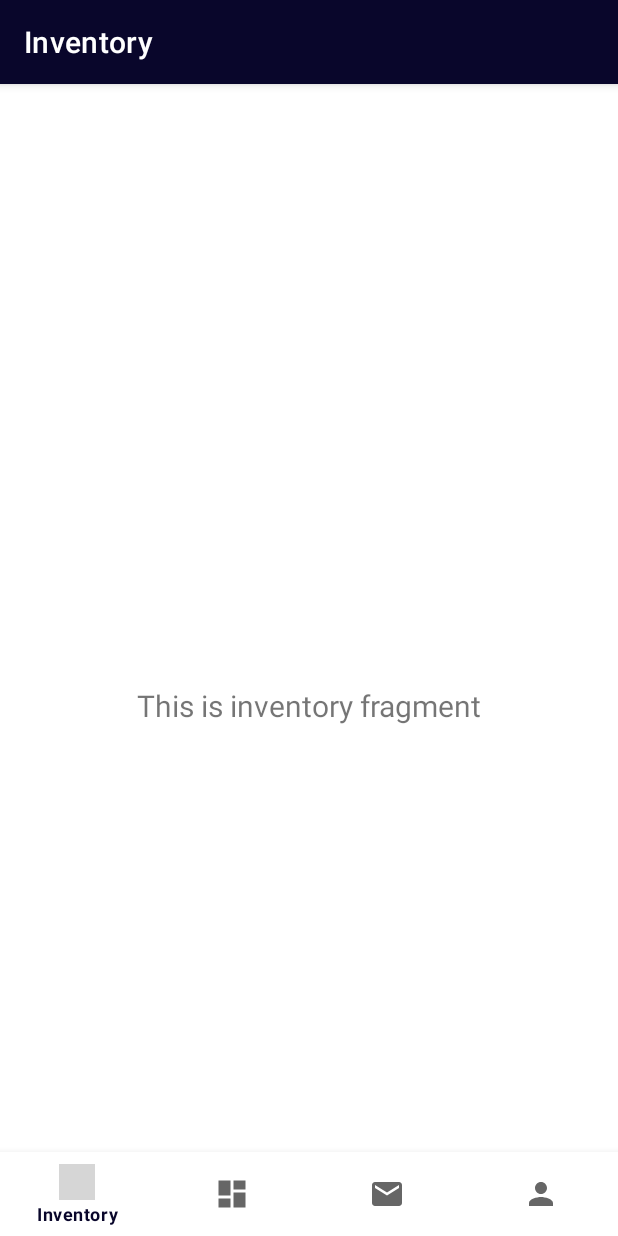
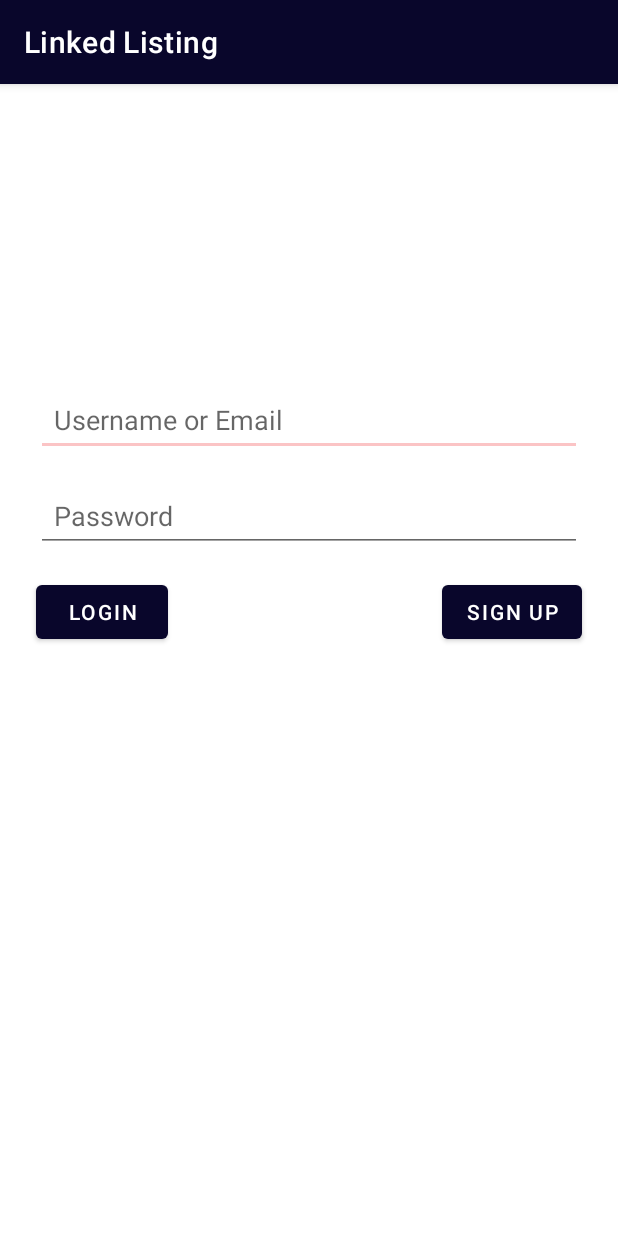
Before and after one commit to dylans1lk/LinkedListing, an Android app: the screen it shows after launch (MainActivity before the commit, SplashActivity after it), on a phone screen of 412 x 824 dp. Run offline under Robolectric (Android 15) with nearby library versions, the phone set to English and light mode, and no system bars; our stand-ins replace Firebase (no records; nobody signed in at launch, a user with empty details on screens opened directly); grey boxes are pictures that could not be loaded.

Commit message:
Adding username and refining login and signup

```diff
--- a/app/src/main/java/com/app/linkedlisting/SplashActivity.java
+++ b/app/src/main/java/com/app/linkedlisting/SplashActivity.java
@@ -2,36 +2,90 @@ package com.app.linkedlisting;
 
 import android.content.Intent;
 import android.os.Bundle;
-import android.os.Handler;
-
-import androidx.activity.EdgeToEdge;
+import android.view.View;
+import android.widget.Button;
+import android.widget.EditText;
+import android.widget.Toast;
+import androidx.annotation.NonNull;
 import androidx.appcompat.app.AppCompatActivity;
-import androidx.core.graphics.Insets;
-import androidx.core.view.ViewCompat;
-import androidx.core.view.WindowInsetsCompat;
+import com.google.android.gms.tasks.Task;
+import com.google.firebase.auth.AuthResult;
+import com.google.firebase.auth.FirebaseAuth;
+import com.google.firebase.auth.FirebaseAuthInvalidCredentialsException;
+import com.google.firebase.auth.FirebaseAuthInvalidUserException;
+import com.google.firebase.auth.FirebaseUser;
 
 public class SplashActivity extends AppCompatActivity {
+
+    private FirebaseAuth mAuth;
+    private EditText emailEditText, passwordEditText;
+    private Button loginButton, signupButton;
 
     @Override
     protected void onCreate(Bundle savedInstanceState) {
         super.onCreate(savedInstanceState);
-        EdgeToEdge.enable(this);
         setContentView(R.layout.activity_splash);
-        ViewCompat.setOnApplyWindowInsetsListener(findViewById(R.id.main), (v, insets) -> {
-            Insets systemBars = insets.getInsets(WindowInsetsCompat.Type.systemBars());
-            v.setPadding(systemBars.left, systemBars.top, systemBars.right, systemBars.bottom);
-            return insets;
+
+        mAuth = FirebaseAuth.getInstance();
+
+        emailEditText = findViewById(R.id.usernameOrEmailEditText);
+        passwordEditText = findViewById(R.id.passwordEditText);
+        loginButton = findViewById(R.id.loginButton);
+        signupButton = findViewById(R.id.signupButton);
+
+        loginButton.setOnClickListener(v -> loginUser());
+        signupButton.setOnClickListener(v -> {
+            // Navigate to SignUpActivity for new user registration
+            Intent signupIntent = new Intent(SplashActivity.this, SignUpActivity.class);
+            startActivity(signupIntent);
         });
 
-        // allows the splash screen to be displayed for a set amount of time
-        // (change delayMillis for longer or shorter duration)
-        Handler handler = new Handler();
-        handler.postDelayed(new Runnable() {
-            @Override
-            public void run() {
-                startActivity(new Intent(SplashActivity.this,MainActivity.class));
-                finish();
+        // Automatically attempt to log in if credentials are valid/saved
+        autoLogin();
+    }
+
+    private void autoLogin() {
+        FirebaseUser currentUser = mAuth.getCurrentUser();
+        if (currentUser != null) {
+            navigateToMainActivity();
+        }
+        // Else, stay on this activity for user to log in or sign up
+    }
+
+    private void loginUser() {
+        String email = emailEditText.getText().toString().trim();
+        String password = passwordEditText.getText().toString().trim();
+
+        if (email.isEmpty() || password.isEmpty()) {
+            Toast.makeText(this, "Please enter both email and password.", Toast.LENGTH_SHORT).show();
+            return;
+        }
+
+        mAuth.signInWithEmailAndPassword(email, password).addOnCompleteListener(this, task -> {
+            if (task.isSuccessful()) {
+                navigateToMainActivity();
+            } else {
+                // Improved error handling for specific auth failures
+                handleAuthFailure(task);
             }
-        }, 5000);
+        });
+    }
+
+    private void handleAuthFailure(@NonNull Task<AuthResult> task) {
+        String errorMessage = "Authentication failed."; // Default message
+
+        if (task.getException() instanceof FirebaseAuthInvalidCredentialsException) {
+            errorMessage = "Invalid password.";
+        } else if (task.getException() instanceof FirebaseAuthInvalidUserException) {
+            errorMessage = "Invalid email or user does not exist.";
+        }
+
+        Toast.makeText(SplashActivity.this, errorMessage, Toast.LENGTH_SHORT).show();
+    }
+
+    private void navigateToMainActivity() {
+        Intent mainIntent = new Intent(SplashActivity.this, MainActivity.class);
+        startActivity(mainIntent);
+        finish();
     }
 }
--- a/app/src/main/res/layout/activity_splash.xml
+++ b/app/src/main/res/layout/activity_splash.xml
@@ -1,21 +1,59 @@
 <?xml version="1.0" encoding="utf-8"?>
-<!-- Gets the splash background and adds a loading circle onto it -->
 <RelativeLayout xmlns:android="http://schemas.android.com/apk/res/android"
     xmlns:app="http://schemas.android.com/apk/res-auto"
     xmlns:tools="http://schemas.android.com/tools"
     android:id="@+id/main"
     android:layout_width="match_parent"
     android:layout_height="match_parent"
-    android:background="@drawable/ic_splash"
+
     tools:context=".SplashActivity">
 
-    <!-- Creates the loading circle -->
-    <ProgressBar
-        android:layout_width="80dp"
-        android:layout_height="80dp"
-        android:layout_alignParentBottom="true"
+    <!-- Username or Email Input -->
+    <EditText
+        android:id="@+id/usernameOrEmailEditText"
+        android:layout_width="match_parent"
+        android:layout_height="48dp"
         android:layout_centerHorizontal="true"
-        android:layout_marginBottom="280dp"
-        android:indeterminateTint="@color/blueWhite" />
+        android:layout_marginTop="200dp"
+        android:layout_marginStart="24dp"
+        android:layout_marginEnd="24dp"
+        android:hint="Username or Email"
+        android:inputType="textEmailAddress"
+        android:padding="12dp" />
+
+    <!-- Password Input -->
+    <EditText
+        android:id="@+id/passwordEditText"
+        android:layout_width="match_parent"
+        android:layout_height="48dp"
+        android:layout_below="@id/usernameOrEmailEditText"
+        android:layout_marginStart="24dp"
+        android:layout_marginTop="16dp"
+        android:layout_marginEnd="24dp"
+        android:hint="@string/password"
+        android:inputType="textPassword"
+        android:padding="12dp" />
+
+    <!-- Login Button -->
+    <Button
+        android:id="@+id/loginButton"
+        android:layout_width="wrap_content"
+        android:layout_height="wrap_content"
+        android:layout_below="@id/passwordEditText"
+        android:layout_marginTop="16dp"
+        android:layout_alignParentStart="true"
+        android:layout_marginStart="24dp"
+        android:text="@string/login" />
+
+    <!-- Signup Button -->
+    <Button
+        android:id="@+id/signupButton"
+        android:layout_width="wrap_content"
+        android:layout_height="wrap_content"
+        android:layout_below="@id/passwordEditText"
+        android:layout_marginTop="16dp"
+        android:layout_alignParentEnd="true"
+        android:layout_marginEnd="24dp"
+        android:text="@string/signup" />
 
 </RelativeLayout>
--- a/app/src/main/res/values/strings.xml
+++ b/app/src/main/res/values/strings.xml
@@ -4,4 +4,8 @@
     <string name="title_listings">Listings</string>
     <string name="title_messages">Messages</string>
     <string name="title_profile">Profile</string>
+    <string name="email">Email</string>
+    <string name="password">Password</string>
+    <string name="login">Login</string>
+    <string name="signup">Sign Up</string>
 </resources>
--- a/build.gradle.kts
+++ b/build.gradle.kts
@@ -1,4 +1,4 @@
-// Top-level build file where you can add configuration options common to all sub-projects/modules.
 plugins {
     alias(libs.plugins.androidApplication) apply false
+    id("com.google.gms.google-services") version "4.4.1" apply false
 }
```
Also changed, not shown: app/build.gradle.kts (+12 -2 lines), app/src/main/java/com/app/linkedlisting/SignUpActivity.java (added, +94 -0 lines), app/src/main/res/layout/activity_sign_up.xml (added, +56 -0 lines), 1 other file.
